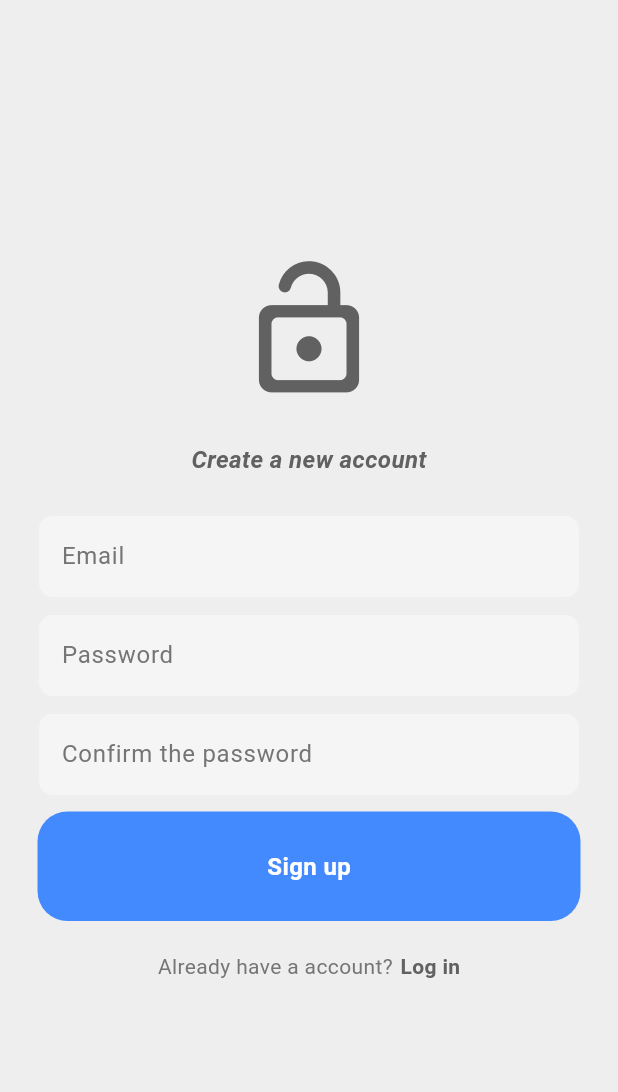
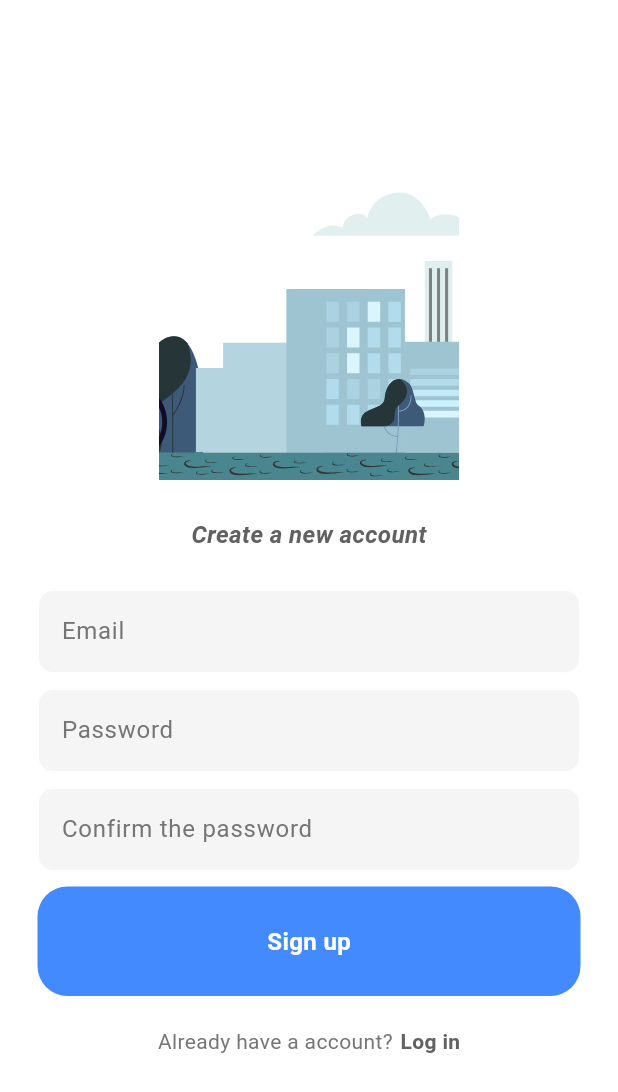
Before and after one commit to Alfred-T-Y/Food_delivery_tuto, a Flutter app: the screen it shows after launch, after a tap on "Register now", on a phone screen of 412 x 824 dp. Shown: the top 1092 px of the screen. Run offline on Flutter 3.47's test engine with Material 3 defaults, Android fonts, the phone set to English and light mode, and no system bars; our stand-ins replace lottie, shared_preferences.

Commit message:
login and register page frontend

```diff
--- a/lib/pages/login_page.dart
+++ b/lib/pages/login_page.dart
@@ -1,6 +1,7 @@
 import 'package:flutter/material.dart';
 import 'package:food_deliver/components/my_button.dart';
 import 'package:food_deliver/components/my_textfield.dart';
+import 'package:lottie/lottie.dart';
 
 class LoginPage extends StatefulWidget {
   final void Function()? onTap;
@@ -44,11 +45,11 @@ class _LoginPageState extends State<LoginPage> {
         mainAxisAlignment: MainAxisAlignment.center,
         children: [
           //logo
-          Icon(
-            Icons.lock_open_rounded,
-            size: 100,
-            color: Theme.of(context).colorScheme.inversePrimary,
-            ),
+          Container(
+            width: 200,
+            height: 200,
+            child: Lottie.asset('assets/log_reg.json'),
+          ),
 
           const SizedBox(height: 25),
 
@@ -97,7 +98,7 @@ class _LoginPageState extends State<LoginPage> {
             children: [
               Text("Not a member?",
                 style: TextStyle(
-                  color: Theme.of(context).colorScheme.tertiary,
+                  color: Theme.of(context).colorScheme.primary,
                 ),
               ),
               SizedBox(width: 5,),
--- a/lib/pages/register_page.dart
+++ b/lib/pages/register_page.dart
@@ -1,6 +1,7 @@
 import 'package:flutter/material.dart';
 import 'package:food_deliver/components/my_button.dart';
 import 'package:food_deliver/components/my_textfield.dart';
+import 'package:lottie/lottie.dart';
 
 class RegisterPage extends StatefulWidget {
 
@@ -46,11 +47,11 @@ class _RegisterPageState extends State<RegisterPage> {
         mainAxisAlignment: MainAxisAlignment.center,
         children: [
           //logo
-          Icon(
-            Icons.lock_open_rounded,
-            size: 100,
-            color: Theme.of(context).colorScheme.inversePrimary,
-            ),
+          Container(
+            width: 200,
+            height: 200,
+            child: Lottie.asset('assets/log_reg.json'),
+          ),
 
           const SizedBox(height: 25),
 
--- a/lib/themes/light_mode.dart
+++ b/lib/themes/light_mode.dart
@@ -2,7 +2,7 @@ import 'package:flutter/material.dart';
 
 ThemeData lightMode = ThemeData(
   colorScheme: ColorScheme.light(
-    surface: Colors.grey.shade200,
+    surface: Colors.white,
     primary: Colors.grey.shade600,
     secondary: Colors.grey.shade100,
     tertiary: Colors.white,
--- a/pubspec.yaml
+++ b/pubspec.yaml
@@ -36,6 +36,7 @@ dependencies:
   cupertino_icons: ^1.0.8
   shared_preferences: ^2.5.3
   provider: ^6.1.4
+  lottie: ^3.3.1
 
 dev_dependencies:
   flutter_test:
@@ -61,7 +62,7 @@ flutter:
 
   # To add assets to your application, add an assets section, like this:
   assets:
-    - assets/log_reg.json
+    - assets/
 
   # An image asset can refer to one or more resolution-specific "variants", see
   # https://flutter.dev/to/resolution-aware-images
```
Also changed, not shown: pubspec.lock, 1 other file.
